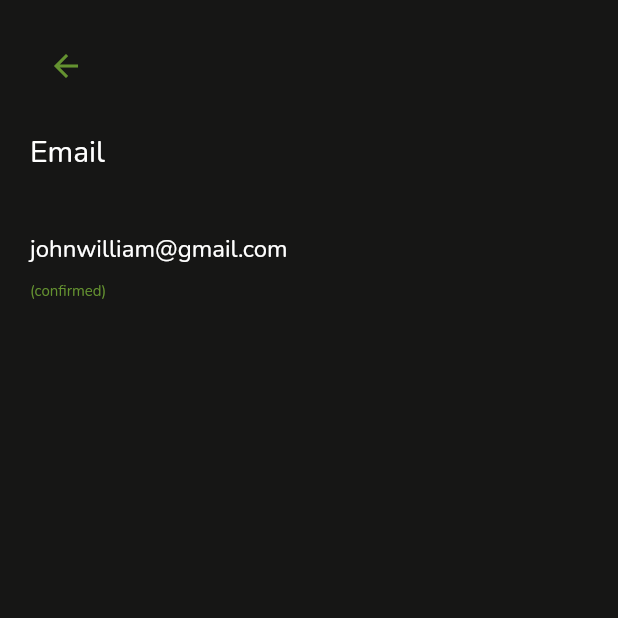
After one commit to m-tanik/flutter_meal_app, a Flutter app: the EditProfileEmail screen opened directly, on a phone screen of 412 x 824 dp, the top half of it. The commit adds this screen. Run offline on Flutter 3.47's test engine with Material 2 defaults, Android fonts, the phone set to English and light mode, and no system bars; our stand-ins replace flutter_slidable, flutter_svg, shared_preferences; accounts and stored records are empty.

Commit message:
edit email page added

```diff
--- a/lib/screens/Edit profile/edit_profile_1.dart
+++ b/lib/screens/Edit profile/edit_profile_1.dart
@@ -1,6 +1,7 @@
 import 'package:flutter/material.dart';
 import 'package:scale_kuwait_mobile_app/theme_data.dart';
-import 'edit_profile_2.dart';
+import 'edit_profile_rename.dart';
+import 'edit_profile_email.dart';
 
 class EditProfile extends StatelessWidget {
   const EditProfile({Key key}) : super(key: key);
@@ -62,7 +63,12 @@ class EditProfile extends StatelessWidget {
                     title: 'Email',
                     value: 'johnwilliam@gmail.com',
                     onTap: () {
-                      Navigator.pop(context);
+                      Navigator.push(
+                        context,
+                        MaterialPageRoute(
+                          builder: (context) => EditProfileEmail(),
+                        ),
+                      );
                     },
                   ),
                 ],
--- /dev/null
+++ b/lib/screens/Edit profile/edit_profile_email.dart
@@ -0,0 +1,72 @@
+import 'package:flutter/material.dart';
+import 'package:scale_kuwait_mobile_app/theme_data.dart';
+
+class EditProfileEmail extends StatefulWidget {
+  const EditProfileEmail({Key key}) : super(key: key);
+
+  @override
+  _EditProfileEmailState createState() => _EditProfileEmailState();
+}
+
+class _EditProfileEmailState extends State<EditProfileEmail> {
+  @override
+  Widget build(BuildContext context) {
+    return Scaffold(
+      body: Container(
+        padding: EdgeInsets.symmetric(vertical: 20, horizontal: 20),
+        child: Column(
+          crossAxisAlignment: CrossAxisAlignment.start,
+          children: [
+            Container(
+              child: Column(
+                crossAxisAlignment: CrossAxisAlignment.start,
+                children: [
+                  IconButton(
+                    icon: Icon(
+                      Icons.arrow_back,
+                      color: primaryColor,
+                    ),
+                    onPressed: () {
+                      Navigator.pop(context);
+                    },
+                  ),
+                  SizedBox(
+                    height: 20,
+                  ),
+                  Text(
+                    'Email',
+                    style: heading4Style,
+                  ),
+                ],
+              ),
+            ),
+            SizedBox(
+              height: 40,
+            ),
+            Container(
+              child: Column(
+                crossAxisAlignment: CrossAxisAlignment.start,
+                children: [
+                  Text(
+                    'johnwilliam@gmail.com',
+                    style: heading5Style,
+                  ),
+                  SizedBox(
+                    height: 10,
+                  ),
+                  Text(
+                    '(confirmed)',
+                    style: TextStyle(
+                      fontSize: 10,
+                      color: primaryColor,
+                    ),
+                  )
+                ],
+              ),
+            ),
+          ],
+        ),
+      ),
+    );
+  }
+}
```
Also changed, not shown: lib/screens/Edit profile/edit_profile_rename.dart (renamed from lib/screens/Edit profile/edit_profile_2.dart).
